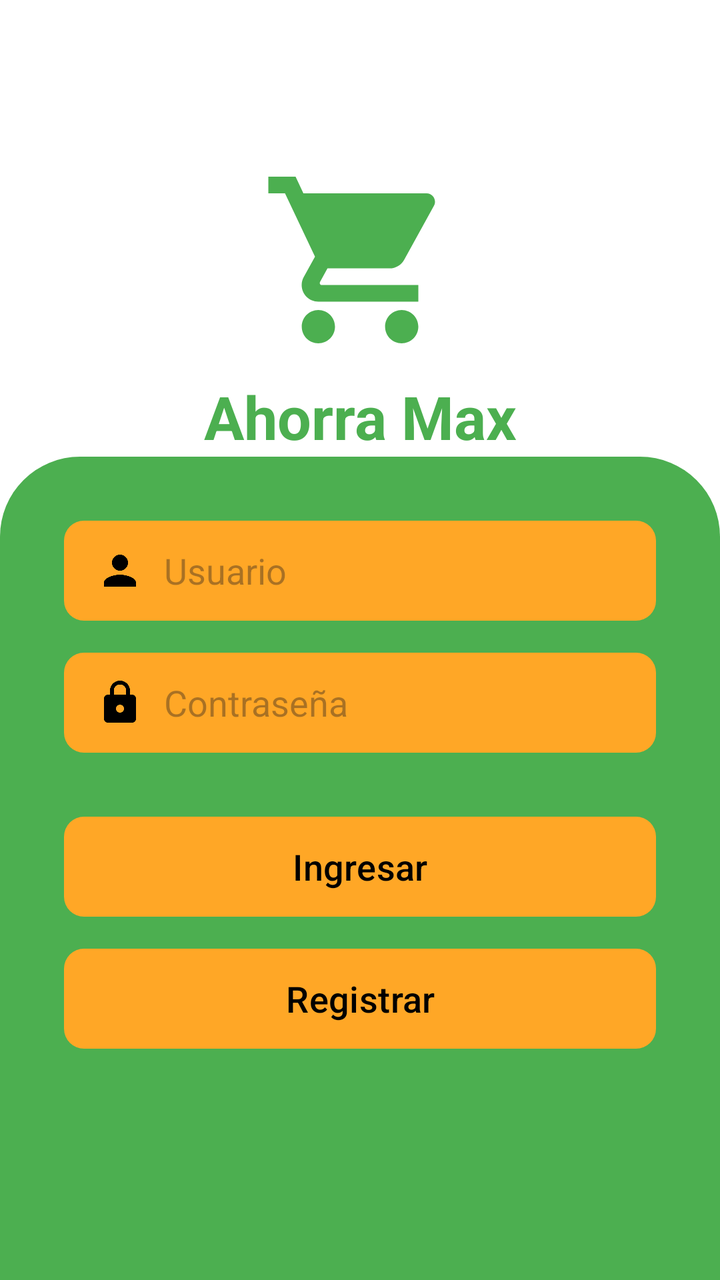
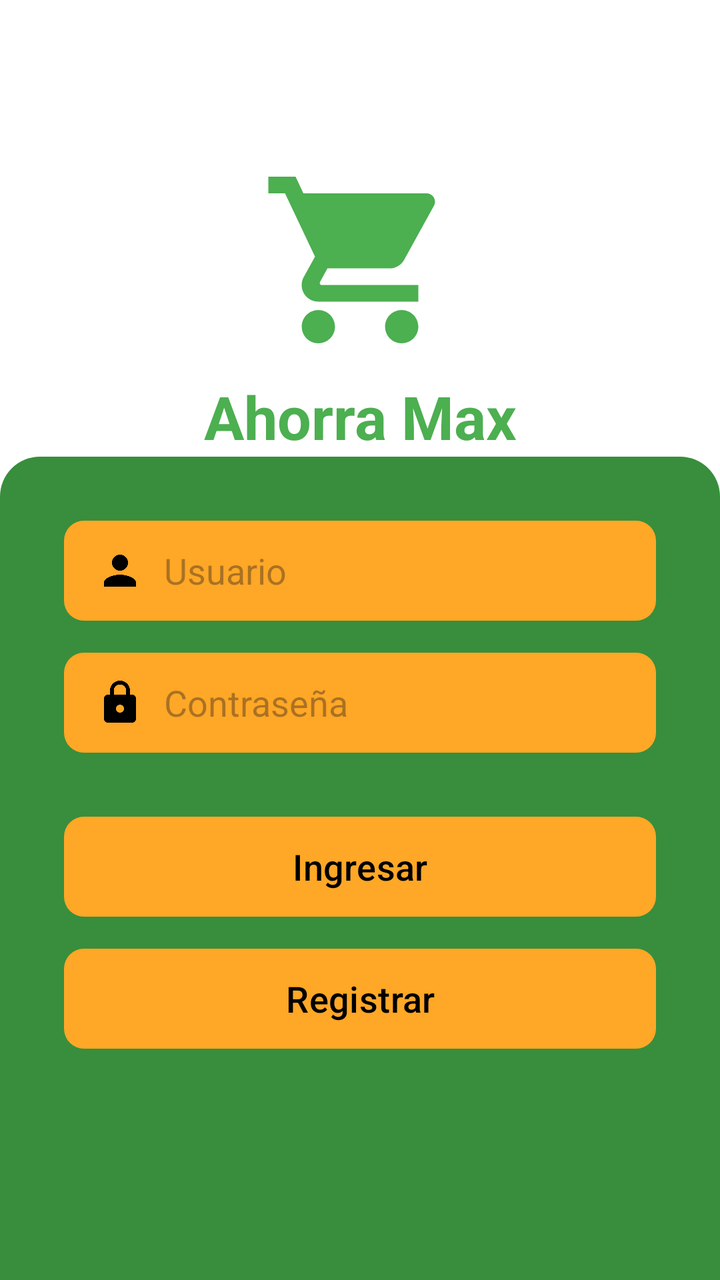

Before-and-after screenshots of an Android layout around one commit, followed by the original layout XML and the change that was made.
<!-- AndroidManifest.xml: application theme Theme.Ahorramaxlogin -->
<!-- res/layout/activity_main.xml -->
<?xml version="1.0" encoding="utf-8"?>
<androidx.constraintlayout.widget.ConstraintLayout xmlns:android="http://schemas.android.com/apk/res/android"
    xmlns:app="http://schemas.android.com/apk/res-auto"
    xmlns:tools="http://schemas.android.com/tools"
    android:id="@+id/main"
    android:layout_width="match_parent"
    android:layout_height="match_parent"
    android:background="@color/white"
    tools:context=".MainActivity">

    <ImageView
        android:id="@+id/ivLogo"
        android:layout_width="100dp"
        android:layout_height="100dp"
        android:layout_marginTop="80dp"
        android:src="@drawable/ic_carrito_verde"
        app:layout_constraintEnd_toEndOf="parent"
        app:layout_constraintStart_toStartOf="parent"
        app:layout_constraintTop_toTopOf="parent" />

    <TextView
        android:id="@+id/tvAppName"
        android:layout_width="wrap_content"
        android:layout_height="wrap_content"
        android:layout_marginTop="8dp"
        android:text="Ahorra Max"
        android:textColor="#4CAF50"
        android:textSize="30sp"
        android:textStyle="bold"
        app:layout_constraintEnd_toEndOf="parent"
        app:layout_constraintStart_toStartOf="parent"
        app:layout_constraintTop_toBottomOf="@id/ivLogo" />

    <androidx.constraintlayout.widget.ConstraintLayout
        android:layout_width="match_parent"
        android:layout_height="0dp"
        android:padding="32dp"
        android:background="@drawable/bg_curvo_verde"
        app:layout_constraintBottom_toBottomOf="parent"
        app:layout_constraintTop_toBottomOf="@id/tvAppName">

        <EditText
            android:id="@+id/etUsuario"
            android:layout_width="0dp"
            android:layout_height="50dp"
            android:hint="Usuario"
            android:inputType="text"
            android:paddingStart="16dp"
            android:paddingEnd="16dp"
            android:background="@drawable/bg_redondeado_naranja"
            android:drawableStart="@drawable/ic_person"
            android:drawablePadding="10dp"
            app:layout_constraintEnd_toEndOf="parent"
            app:layout_constraintStart_toStartOf="parent"
            app:layout_constraintTop_toTopOf="parent" />

        <EditText
            android:id="@+id/etContrasena"
            android:layout_width="0dp"
            android:layout_height="50dp"
            android:hint="Contraseña"
            android:inputType="textPassword"
            android:paddingStart="16dp"
            android:paddingEnd="16dp"
            android:background="@drawable/bg_redondeado_naranja"
            android:drawableStart="@drawable/ic_lock"
            android:drawablePadding="10dp"
            android:layout_marginTop="16dp"
            app:layout_constraintEnd_toEndOf="parent"
            app:layout_constraintStart_toStartOf="parent"
            app:layout_constraintTop_toBottomOf="@id/etUsuario" />

        <Button
            android:id="@+id/btnIngresar"
            android:layout_width="0dp"
            android:layout_height="50dp"
            android:layout_marginTop="32dp"
            android:text="Ingresar"
            android:textAllCaps="false"
            android:textSize="18sp"
            android:textColor="@color/black"
            android:background="@drawable/bg_redondeado_naranja"
            app:backgroundTint="@null"
            app:layout_constraintEnd_toEndOf="parent"
            app:layout_constraintStart_toStartOf="parent"
            app:layout_constraintTop_toBottomOf="@id/etContrasena" />

        <Button
            android:id="@+id/btnRegistrar"
            android:layout_width="0dp"
            android:layout_height="50dp"
            android:layout_marginTop="16dp"
            android:text="Registrar"
            android:textAllCaps="false"
            android:textSize="18sp"
            android:textColor="@color/black"
            android:background="@drawable/bg_redondeado_naranja"
            app:backgroundTint="@null"
            app:layout_constraintEnd_toEndOf="parent"
            app:layout_constraintStart_toStartOf="parent"
            app:layout_constraintTop_toBottomOf="@id/btnIngresar" />

    </androidx.constraintlayout.widget.ConstraintLayout>

</androidx.constraintlayout.widget.ConstraintLayout>
<!-- resources referenced by this layout -->
<resources>
  <color name="black">#FF000000</color>
  <color name="white">#FFFFFFFF</color>
  <!-- drawable bg_curvo_verde (drawable) -->
  <?xml version="1.0" encoding="utf-8"?>
  <shape xmlns:android="http://schemas.android.com/apk/res/android">
      <solid android:color="#4CAF50" /> <corners android:topLeftRadius="40dp" android:topRightRadius="40dp" />
  </shape>
  <!-- drawable bg_redondeado_naranja (drawable) -->
  <?xml version="1.0" encoding="utf-8"?>
  <shape xmlns:android="http://schemas.android.com/apk/res/android">
      <solid android:color="#FFA726" />
  
      <corners android:radius="10dp" />
  
  </shape>
  <!-- drawable ic_carrito_verde (drawable) -->
  <vector xmlns:android="http://schemas.android.com/apk/res/android" android:height="24dp" android:tint="#4CAF50" android:viewportHeight="24" android:viewportWidth="24" android:width="24dp">
        
      <path android:fillColor="@android:color/white" android:pathData="M7,18c-1.1,0 -1.99,0.9 -1.99,2S5.9,22 7,22s2,-0.9 2,-2 -0.9,-2 -2,-2zM1,2v2h2l3.6,7.59 -1.35,2.45c-0.16,0.28 -0.25,0.61 -0.25,0.96 0,1.1 0.9,2 2,2h12v-2L7.42,15c-0.14,0 -0.25,-0.11 -0.25,-0.25l0.03,-0.12 0.9,-1.63h7.45c0.75,0 1.41,-0.41 1.75,-1.03l3.58,-6.49c0.08,-0.14 0.12,-0.31 0.12,-0.48 0,-0.55 -0.45,-1 -1,-1L5.21,4l-0.94,-2L1,2zM17,18c-1.1,0 -1.99,0.9 -1.99,2s0.89,2 1.99,2 2,-0.9 2,-2 -0.9,-2 -2,-2z"/>
      
  </vector>
  <!-- drawable ic_lock (drawable) -->
  <vector xmlns:android="http://schemas.android.com/apk/res/android" android:height="24dp" android:tint="#000000" android:viewportHeight="24" android:viewportWidth="24" android:width="24dp">
        
      <path android:fillColor="@android:color/white" android:pathData="M18,8h-1L17,6c0,-2.76 -2.24,-5 -5,-5S7,3.24 7,6v2L6,8c-1.1,0 -2,0.9 -2,2v10c0,1.1 0.9,2 2,2h12c1.1,0 2,-0.9 2,-2L20,10c0,-1.1 -0.9,-2 -2,-2zM12,17c-1.1,0 -2,-0.9 -2,-2s0.9,-2 2,-2 2,0.9 2,2 -0.9,2 -2,2zM15.1,8L8.9,8L8.9,6c0,-1.71 1.39,-3.1 3.1,-3.1 1.71,0 3.1,1.39 3.1,3.1v2z"/>
      
  </vector>
  <!-- drawable ic_person (drawable) -->
  <vector xmlns:android="http://schemas.android.com/apk/res/android" android:height="24dp" android:tint="#000000" android:viewportHeight="24" android:viewportWidth="24" android:width="24dp">
        
      <path android:fillColor="@android:color/white" android:pathData="M12,12c2.21,0 4,-1.79 4,-4s-1.79,-4 -4,-4 -4,1.79 -4,4 1.79,4 4,4zM12,14c-2.67,0 -8,1.34 -8,4v2h16v-2c0,-2.66 -5.33,-4 -8,-4z"/>
      
  </vector>
  <style name="Theme.Ahorramaxlogin" parent="Base.Theme.Ahorramaxlogin" />
  <style name="Base.Theme.Ahorramaxlogin" parent="Theme.Material3.DayNight.NoActionBar">
          
          
      </style>
</resources>

<!-- the commit's change to res/layout/activity_main.xml (unified diff, before → after) -->
@@ -5,7 +5,7 @@
     android:id="@+id/main"
     android:layout_width="match_parent"
     android:layout_height="match_parent"
-    android:background="@color/white"
+    android:background="@android:color/white"
     tools:context=".MainActivity">
 
     <ImageView
@@ -35,7 +35,7 @@
         android:layout_width="match_parent"
         android:layout_height="0dp"
         android:padding="32dp"
-        android:background="@drawable/bg_curvo_verde"
+        android:background="@drawable/header_curva_verde"
         app:layout_constraintBottom_toBottomOf="parent"
         app:layout_constraintTop_toBottomOf="@id/tvAppName">
 
@@ -78,7 +78,7 @@
             android:text="Ingresar"
             android:textAllCaps="false"
             android:textSize="18sp"
-            android:textColor="@color/black"
+            android:textColor="@android:color/black"
             android:background="@drawable/bg_redondeado_naranja"
             app:backgroundTint="@null"
             app:layout_constraintEnd_toEndOf="parent"
@@ -93,7 +93,7 @@
             android:text="Registrar"
             android:textAllCaps="false"
             android:textSize="18sp"
-            android:textColor="@color/black"
+            android:textColor="@android:color/black"
             android:background="@drawable/bg_redondeado_naranja"
             app:backgroundTint="@null"
             app:layout_constraintEnd_toEndOf="parent"
<!-- resource entries referenced after the edit -->
@@ -1,12 +1,5 @@
 <!-- resources referenced by this layout -->
 <resources>
-  <color name="black">#FF000000</color>
-  <color name="white">#FFFFFFFF</color>
-  <!-- drawable bg_curvo_verde (drawable) -->
-  <?xml version="1.0" encoding="utf-8"?>
-  <shape xmlns:android="http://schemas.android.com/apk/res/android">
-      <solid android:color="#4CAF50" /> <corners android:topLeftRadius="40dp" android:topRightRadius="40dp" />
-  </shape>
   <!-- drawable bg_redondeado_naranja (drawable) -->
   <?xml version="1.0" encoding="utf-8"?>
   <shape xmlns:android="http://schemas.android.com/apk/res/android">
@@ -14,6 +7,15 @@
   
       <corners android:radius="10dp" />
   
+  </shape>
+  <!-- drawable header_curva_verde (drawable) -->
+  <?xml version="1.0" encoding="utf-8"?>
+  <shape xmlns:android="http://schemas.android.com/apk/res/android"
+      android:shape="rectangle">
+  
+      <solid android:color="@color/green_app_background" />
+  
+      <corners android:topLeftRadius="20dp" android:topRightRadius="20dp" />
   </shape>
   <!-- drawable ic_carrito_verde (drawable) -->
   <vector xmlns:android="http://schemas.android.com/apk/res/android" android:height="24dp" android:tint="#4CAF50" android:viewportHeight="24" android:viewportWidth="24" android:width="24dp">
@@ -34,6 +36,7 @@
       
   </vector>
   <style name="Theme.Ahorramaxlogin" parent="Base.Theme.Ahorramaxlogin" />
+  <color name="green_app_background">#FF388E3C</color>
   <style name="Base.Theme.Ahorramaxlogin" parent="Theme.Material3.DayNight.NoActionBar">
           
           
